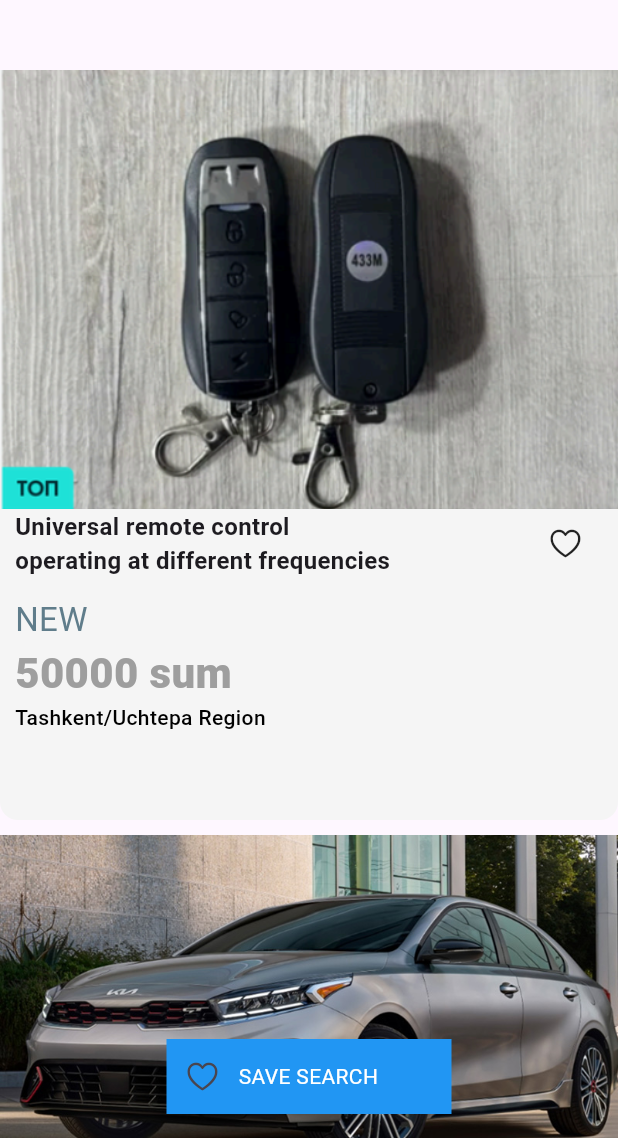
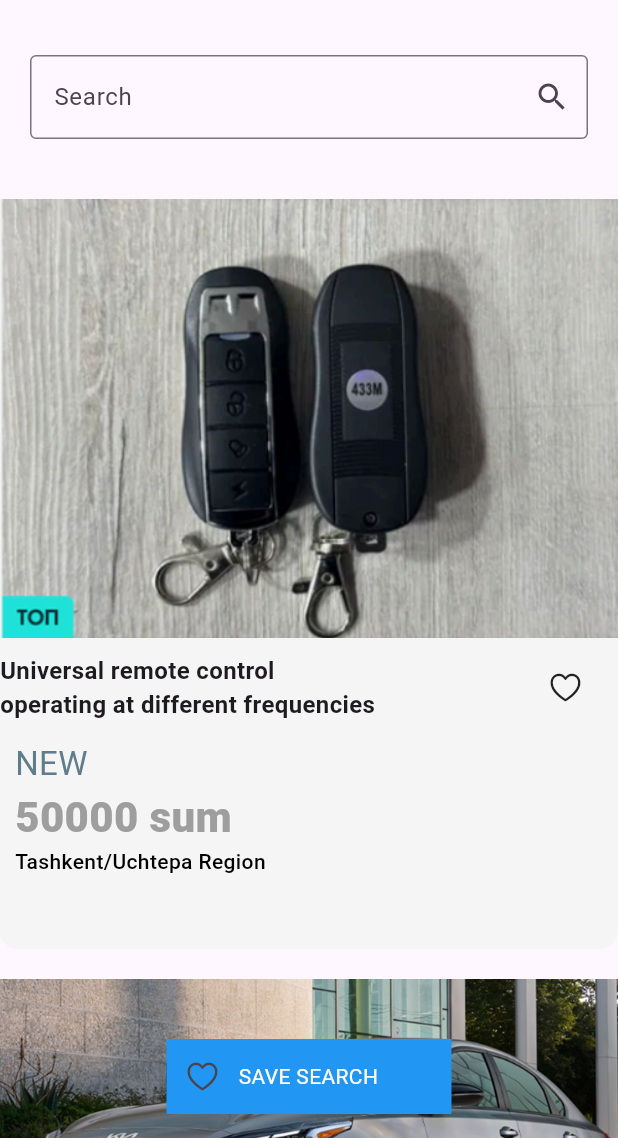
Before and after one commit to asliddinCoDeR77/OLX-clone-page, a Flutter app: the screen it shows after launch, on a phone screen of 412 x 824 dp, the part 98-1236 px from its top. Run offline on Flutter 3.47's test engine with Material 3 defaults, Android fonts, the phone set to English and light mode, and no system bars; our stand-ins replace flutter_svg.

Commit message:
new search function

```diff
--- a/olx/lib/screen/screen_1.dart
+++ b/olx/lib/screen/screen_1.dart
@@ -11,6 +11,9 @@ class Screen1 extends StatefulWidget {
 }
 
 class _Screen1State extends State<Screen1> {
+  final TextEditingController _searchController = TextEditingController();
+  String _searchQuery = '';
+
   @override
   Widget build(BuildContext context) {
     return Scaffold(
@@ -56,242 +59,30 @@ class _Screen1State extends State<Screen1> {
               ],
             ),
             const SizedBox(
+              height: 20,
+            ),
+            Padding(
+              padding: const EdgeInsets.symmetric(horizontal: 20.0),
+              child: TextFormField(
+                controller: _searchController,
+                decoration: InputDecoration(
+                  labelText: 'Search',
+                  border: OutlineInputBorder(),
+                  suffixIcon: IconButton(
+                    icon: Icon(Icons.search),
+                    onPressed: () {
+                      setState(() {
+                        _searchQuery = _searchController.text.toLowerCase();
+                      });
+                    },
+                  ),
+                ),
+              ),
+            ),
+            const SizedBox(
               height: 30,
             ),
-            Container(
-                width: 500,
-                height: 500,
-                decoration: BoxDecoration(
-                    borderRadius: BorderRadius.circular(12),
-                    color: Colors.grey.shade100),
-                child: ListView(
-                  children: [
-                    Column(
-                      mainAxisAlignment: MainAxisAlignment.start,
-                      children: [
-                        Image.asset('assets/images/remote.png'),
-                        const Row(
-                          children: [
-                            Padding(padding: EdgeInsets.all(5)),
-                            Column(
-                              mainAxisAlignment: MainAxisAlignment.start,
-                              crossAxisAlignment: CrossAxisAlignment.start,
-                              children: [
-                                Text(
-                                  'Universal remote control',
-                                  style: TextStyle(
-                                      fontWeight: FontWeight.bold,
-                                      fontSize: 16),
-                                ),
-                                Text('operating at different frequencies',
-                                    style: TextStyle(
-                                        fontWeight: FontWeight.bold,
-                                        fontSize: 16)),
-                              ],
-                            ),
-                            Spacer(),
-                            Icon(CupertinoIcons.heart),
-                            SizedBox(
-                              width: 23,
-                            )
-                          ],
-                        ),
-                        const SizedBox(
-                          height: 12,
-                        ),
-                        const Row(
-                          children: [
-                            Padding(padding: EdgeInsets.all(5)),
-                            Column(
-                              mainAxisAlignment: MainAxisAlignment.start,
-                              crossAxisAlignment: CrossAxisAlignment.start,
-                              children: [
-                                Text(
-                                  'NEW',
-                                  style: TextStyle(
-                                      fontWeight: FontWeight.w400,
-                                      color: Colors.blueGrey,
-                                      fontSize: 22),
-                                ),
-                                Text(
-                                  '50000 sum',
-                                  style: TextStyle(
-                                      fontWeight: FontWeight.w800,
-                                      color: Colors.grey,
-                                      fontSize: 28),
-                                ),
-                                Text(
-                                  'Tashkent/Uchtepa Region',
-                                  style: TextStyle(
-                                      fontWeight: FontWeight.w500,
-                                      color: Colors.black),
-                                ),
-                              ],
-                            ),
-                          ],
-                        )
-                      ],
-                    ),
-                  ],
-                )),
-            const SizedBox(
-              height: 10,
-            ),
-            Container(
-                width: 500,
-                height: 500,
-                decoration: BoxDecoration(
-                    borderRadius: BorderRadius.circular(12),
-                    color: Colors.grey.shade100),
-                child: ListView(
-                  children: [
-                    Column(
-                      mainAxisAlignment: MainAxisAlignment.start,
-                      children: [
-                        Image.asset('assets/images/kia.jpg'),
-                        const Row(
-                          children: [
-                            Padding(padding: EdgeInsets.all(5)),
-                            Column(
-                              mainAxisAlignment: MainAxisAlignment.start,
-                              crossAxisAlignment: CrossAxisAlignment.start,
-                              children: [
-                                Text(
-                                  'Universal remote control',
-                                  style: TextStyle(
-                                      fontWeight: FontWeight.bold,
-                                      fontSize: 16),
-                                ),
-                                Text('operating at different frequencies',
-                                    style: TextStyle(
-                                        fontWeight: FontWeight.bold,
-                                        fontSize: 16)),
-                              ],
-                            ),
-                            Spacer(),
-                            Icon(CupertinoIcons.heart),
-                            SizedBox(
-                              width: 23,
-                            )
-                          ],
-                        ),
-                        const SizedBox(
-                          height: 12,
-                        ),
-                        const Row(
-                          children: [
-                            Padding(padding: EdgeInsets.all(5)),
-                            Column(
-                              mainAxisAlignment: MainAxisAlignment.start,
-                              crossAxisAlignment: CrossAxisAlignment.start,
-                              children: [
-                                Text(
-                                  'NEW',
-                                  style: TextStyle(
-                                      fontWeight: FontWeight.w400,
-                                      color: Colors.blueGrey,
-                                      fontSize: 22),
-                                ),
-                                Text(
-                                  '50000 sum',
-                                  style: TextStyle(
-                                      fontWeight: FontWeight.w800,
-                                      color: Colors.grey,
-                                      fontSize: 28),
-                                ),
-                                Text(
-                                  'Tashkent/Uchtepa Region',
-                                  style: TextStyle(
-                                      fontWeight: FontWeight.w500,
-                                      color: Colors.black),
-                                ),
-                              ],
-                            ),
-                          ],
-                        )
-                      ],
-                    ),
-                  ],
-                )),
-            const SizedBox(
-              height: 10,
-            ),
-            Container(
-                width: 500,
-                height: 500,
-                decoration: BoxDecoration(
-                    borderRadius: BorderRadius.circular(12),
-                    color: Colors.grey.shade100),
-                child: ListView(
-                  children: [
-                    Column(
-                      mainAxisAlignment: MainAxisAlignment.start,
-                      children: [
-                        Image.asset('assets/images/remote.png'),
-                        const Row(
-                          children: [
-                            Padding(padding: EdgeInsets.all(5)),
-                            Column(
-                              mainAxisAlignment: MainAxisAlignment.start,
-                              crossAxisAlignment: CrossAxisAlignment.start,
-                              children: [
-                                Text(
-                                  'Universal remote control',
-                                  style: TextStyle(
-                                      fontWeight: FontWeight.bold,
-                                      fontSize: 16),
-                                ),
-                                Text('operating at different frequencies',
-                                    style: TextStyle(
-                                        fontWeight: FontWeight.bold,
-                                        fontSize: 16)),
-                              ],
-                            ),
-                            Spacer(),
-                            Icon(CupertinoIcons.heart),
-                            SizedBox(
-                              width: 23,
-                            )
-                          ],
-                        ),
-                        const SizedBox(
-                          height: 12,
-                        ),
-                        const Row(
-                          children: [
-                            Padding(padding: EdgeInsets.all(5)),
-                            Column(
-                              mainAxisAlignment: MainAxisAlignment.start,
-                              crossAxisAlignment: CrossAxisAlignment.start,
-                              children: [
-                                Text(
-                                  'NEW',
-                                  style: TextStyle(
-                                      fontWeight: FontWeight.w400,
-                                      color: Colors.blueGrey,
-                                      fontSize: 22),
-                                ),
-                                Text(
-                                  '50000 sum',
-                                  style: TextStyle(
-                                      fontWeight: FontWeight.w800,
-                                      color: Colors.grey,
-                                      fontSize: 28),
-                                ),
-                                Text(
-                                  'Tashkent/Uchtepa Region',
-                                  style: TextStyle(
-                                      fontWeight: FontWeight.w500,
-                                      color: Colors.black),
-                                ),
-                              ],
-                            ),
-                          ],
-                        )
-                      ],
-                    ),
-                  ],
-                )),
+            _buildItemList(),
           ],
         ),
       ),
@@ -313,4 +104,110 @@ class _Screen1State extends State<Screen1> {
       ),
     );
   }
+
+  Widget _buildItemList() {
+    final items = [
+      {
+        'image': 'assets/images/remote.png',
+        'title': 'Universal remote control',
+        'subtitle': 'operating at different frequencies',
+        'price': '50000 sum',
+        'location': 'Tashkent/Uchtepa Region'
+      },
+      {
+        'image': 'assets/images/kia.jpg',
+        'title': 'Kia Car',
+        'subtitle': 'Brand new model',
+        'price': '150000 sum',
+        'location': 'Tashkent/Mirabad Region'
+      },
+      // Add more items as needed
+    ];
+
+    final filteredItems = items.where((item) {
+      return item['title']!.toLowerCase().contains(_searchQuery) ||
+          item['subtitle']!.toLowerCase().contains(_searchQuery);
+    }).toList();
+
+    return Column(
+      children: filteredItems.map((item) {
+        return Container(
+          width: 500,
+          height: 500,
+          margin: const EdgeInsets.symmetric(vertical: 10),
+          decoration: BoxDecoration(
+              borderRadius: BorderRadius.circular(12),
+              color: Colors.grey.shade100),
+          child: ListView(
+            children: [
+              Column(
+                mainAxisAlignment: MainAxisAlignment.start,
+                children: [
+                  Image.asset(item['image']!),
+                  const Padding(padding: EdgeInsets.all(5)),
+                  Row(
+                    children: [
+                      Column(
+                        mainAxisAlignment: MainAxisAlignment.start,
+                        crossAxisAlignment: CrossAxisAlignment.start,
+                        children: [
+                          Text(
+                            item['title']!,
+                            style: const TextStyle(
+                                fontWeight: FontWeight.bold, fontSize: 16),
+                          ),
+                          Text(item['subtitle']!,
+                              style: const TextStyle(
+                                  fontWeight: FontWeight.bold, fontSize: 16)),
+                        ],
+                      ),
+                      const Spacer(),
+                      const Icon(CupertinoIcons.heart),
+                      const SizedBox(
+                        width: 23,
+                      )
+                    ],
+                  ),
+                  const SizedBox(
+                    height: 12,
+                  ),
+                  Row(
+                    children: [
+                      const Padding(padding: EdgeInsets.all(5)),
+                      Column(
+                        mainAxisAlignment: MainAxisAlignment.start,
+                        crossAxisAlignment: CrossAxisAlignment.start,
+                        children: [
+                          const Text(
+                            'NEW',
+                            style: TextStyle(
+                                fontWeight: FontWeight.w400,
+                                color: Colors.blueGrey,
+                                fontSize: 22),
+                          ),
+                          Text(
+                            item['price']!,
+                            style: const TextStyle(
+                                fontWeight: FontWeight.w800,
+                                color: Colors.grey,
+                                fontSize: 28),
+                          ),
+                          Text(
+                            item['location']!,
+                            style: const TextStyle(
+                                fontWeight: FontWeight.w500,
+                                color: Colors.black),
+                          ),
+                        ],
+                      ),
+                    ],
+                  )
+                ],
+              ),
+            ],
+          ),
+        );
+      }).toList(),
+    );
+  }
 }
```
Also changed, not shown: olx/lib/screen/screen_2.dart (+74 -58 lines).
